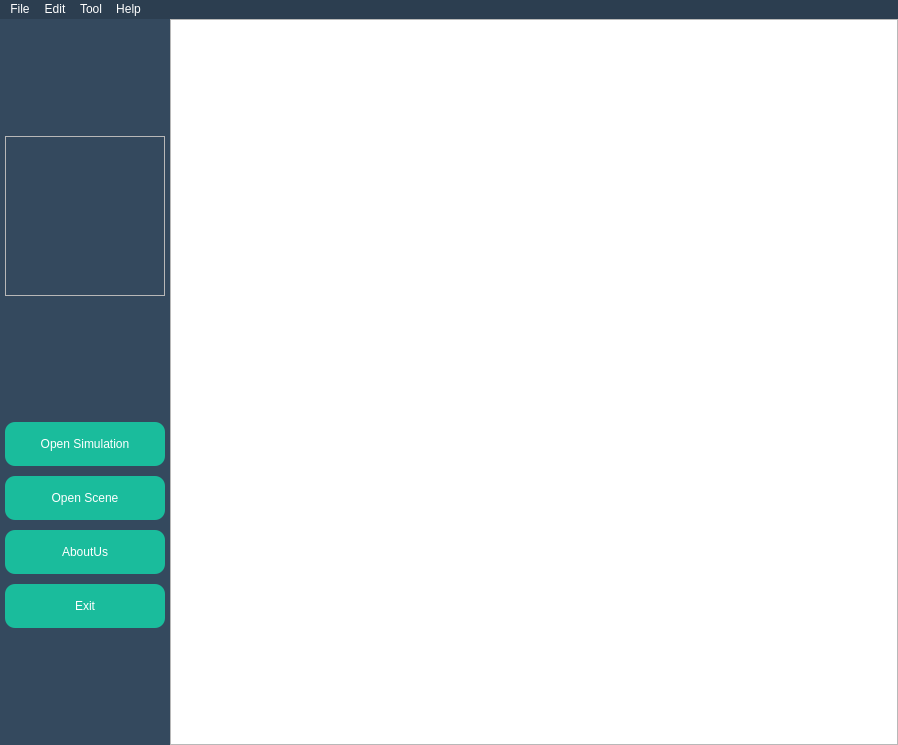
Old version of the form mainwindow.ui in the repository KimangKhenng/Traffic-SImulation-and-Visualization.
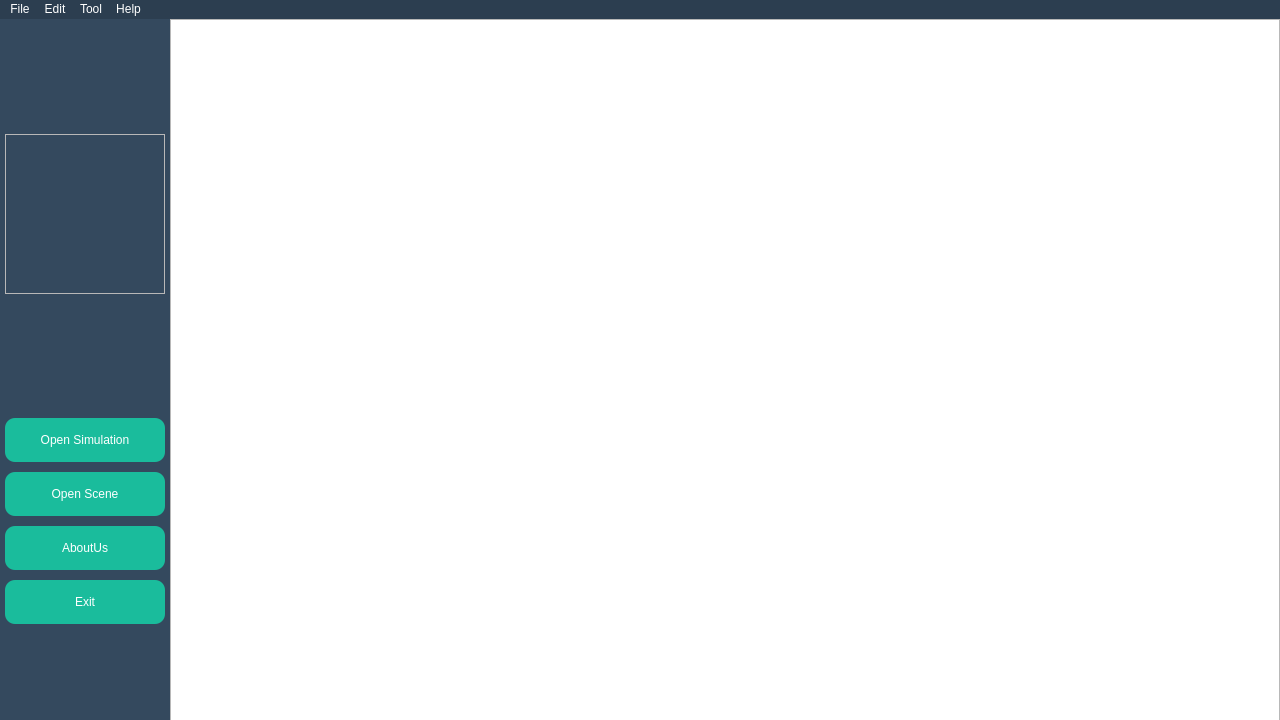
New version of the form. The open tabs and pages were chosen to show the change. Icons and pictures are not drawn. Custom widgets are drawn as their Qt base class.

Patch:
```diff
--- a/mainwindow.ui
+++ b/mainwindow.ui
@@ -6,8 +6,8 @@
    <rect>
     <x>0</x>
     <y>0</y>
-    <width>898</width>
-    <height>745</height>
+    <width>1280</width>
+    <height>720</height>
    </rect>
   </property>
   <property name="sizePolicy">
@@ -16,6 +16,12 @@
     <verstretch>0</verstretch>
    </sizepolicy>
   </property>
+  <property name="minimumSize">
+   <size>
+    <width>1280</width>
+    <height>720</height>
+   </size>
+  </property>
   <property name="windowTitle">
    <string>MainWindow</string>
   </property>
@@ -44,6 +50,12 @@
      <verstretch>0</verstretch>
     </sizepolicy>
    </property>
+   <property name="minimumSize">
+    <size>
+     <width>1280</width>
+     <height>720</height>
+    </size>
+   </property>
    <property name="styleSheet">
     <string notr="true"/>
    </property>
@@ -971,8 +983,8 @@
     <rect>
      <x>0</x>
      <y>0</y>
-     <width>898</width>
-     <height>26</height>
+     <width>1280</width>
+     <height>23</height>
     </rect>
    </property>
    <widget class="QMenu" name="menuFile">
```
Left out of the diff: 2 changed lines with no effect on the pictures.
